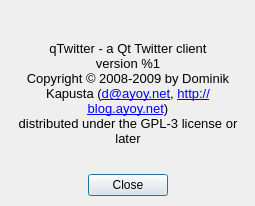
Above: ui/about.ui from ayoy/qtwitter before the change. Below: the same form after it.
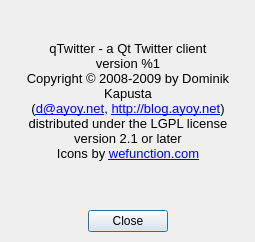
That is the form after the change. Icons and pictures are not drawn.

Commit message: Switched to LGPL license, about dialog updated and icons' credits added.

```diff
--- a/ui/about.ui
+++ b/ui/about.ui
@@ -7,7 +7,7 @@
     <x>0</x>
     <y>0</y>
     <width>255</width>
-    <height>206</height>
+    <height>242</height>
    </rect>
   </property>
   <property name="sizePolicy">
@@ -19,13 +19,13 @@
   <property name="minimumSize">
    <size>
     <width>255</width>
-    <height>206</height>
+    <height>242</height>
    </size>
   </property>
   <property name="maximumSize">
    <size>
     <width>255</width>
-    <height>206</height>
+    <height>280</height>
    </size>
   </property>
   <property name="windowTitle">
@@ -126,6 +126,11 @@
        </disabled>
       </palette>
      </property>
+     <property name="font">
+      <font>
+       <pointsize>10</pointsize>
+      </font>
+     </property>
      <property name="frameShape">
       <enum>QFrame::NoFrame</enum>
      </property>
@@ -139,11 +144,14 @@
       <string>&lt;!DOCTYPE HTML PUBLIC &quot;-//W3C//DTD HTML 4.0//EN&quot; &quot;http://www.w3.org/TR/REC-html40/strict.dtd&quot;&gt;
 &lt;html&gt;&lt;head&gt;&lt;meta name=&quot;qrichtext&quot; content=&quot;1&quot; /&gt;&lt;style type=&quot;text/css&quot;&gt;
 p, li { white-space: pre-wrap; }
-&lt;/style&gt;&lt;/head&gt;&lt;body style=&quot; font-family:'Lucida Grande'; font-size:13pt; font-weight:400; font-style:normal;&quot;&gt;
-&lt;p align=&quot;center&quot; style=&quot; margin-top:0px; margin-bottom:0px; margin-left:0px; margin-right:0px; -qt-block-indent:0; text-indent:0px;&quot;&gt;&lt;span style=&quot; font-size:10pt;&quot;&gt;qTwitter - a Qt Twitter client&lt;/span&gt;&lt;/p&gt;
-&lt;p align=&quot;center&quot; style=&quot; margin-top:0px; margin-bottom:0px; margin-left:0px; margin-right:0px; -qt-block-indent:0; text-indent:0px;&quot;&gt;&lt;span style=&quot; font-size:10pt;&quot;&gt;version %1&lt;/span&gt;&lt;/p&gt;
-&lt;p align=&quot;center&quot; style=&quot; margin-top:0px; margin-bottom:0px; margin-left:0px; margin-right:0px; -qt-block-indent:0; text-indent:0px;&quot;&gt;&lt;span style=&quot; font-size:10pt;&quot;&gt;Copyright © 2008-2009 by Dominik Kapusta (&lt;/span&gt;&lt;a href=&quot;mailto:d@ayoy.net&quot;&gt;&lt;span style=&quot; font-size:10pt; text-decoration: underline; color:#0000ff;&quot;&gt;d@ayoy.net&lt;/span&gt;&lt;/a&gt;&lt;span style=&quot; font-size:10pt;&quot;&gt;, &lt;/span&gt;&lt;a href=&quot;http://blog.ayoy.net&quot;&gt;&lt;span style=&quot; font-size:10pt; text-decoration: underline; color:#0000ff;&quot;&gt;http://blog.ayoy.net&lt;/span&gt;&lt;/a&gt;&lt;span style=&quot; font-size:10pt;&quot;&gt;)&lt;/span&gt;&lt;/p&gt;
-&lt;p align=&quot;center&quot; style=&quot; margin-top:0px; margin-bottom:0px; margin-left:0px; margin-right:0px; -qt-block-indent:0; text-indent:0px;&quot;&gt;&lt;span style=&quot; font-size:10pt;&quot;&gt;distributed under the GPL-3 license or later&lt;/span&gt;&lt;/p&gt;&lt;/body&gt;&lt;/html&gt;</string>
+&lt;/style&gt;&lt;/head&gt;&lt;body style=&quot; font-family:'Lucida Grande'; font-size:10pt; font-weight:400; font-style:normal;&quot;&gt;
+&lt;p align=&quot;center&quot; style=&quot; margin-top:0px; margin-bottom:0px; margin-left:0px; margin-right:0px; -qt-block-indent:0; text-indent:0px;&quot;&gt;qTwitter - a Qt Twitter client&lt;/p&gt;
+&lt;p align=&quot;center&quot; style=&quot; margin-top:0px; margin-bottom:0px; margin-left:0px; margin-right:0px; -qt-block-indent:0; text-indent:0px;&quot;&gt;version %1&lt;/p&gt;
+&lt;p align=&quot;center&quot; style=&quot; margin-top:0px; margin-bottom:0px; margin-left:0px; margin-right:0px; -qt-block-indent:0; text-indent:0px;&quot;&gt;Copyright © 2008-2009 by Dominik Kapusta&lt;/p&gt;
+&lt;p align=&quot;center&quot; style=&quot; margin-top:0px; margin-bottom:0px; margin-left:0px; margin-right:0px; -qt-block-indent:0; text-indent:0px;&quot;&gt;(&lt;a href=&quot;mailto:d@ayoy.net&quot;&gt;&lt;span style=&quot; text-decoration: underline; color:#0000ff;&quot;&gt;d@ayoy.net&lt;/span&gt;&lt;/a&gt;, &lt;a href=&quot;http://blog.ayoy.net&quot;&gt;&lt;span style=&quot; text-decoration: underline; color:#0000ff;&quot;&gt;http://blog.ayoy.net&lt;/span&gt;&lt;/a&gt;)&lt;/p&gt;
+&lt;p align=&quot;center&quot; style=&quot; margin-top:0px; margin-bottom:0px; margin-left:0px; margin-right:0px; -qt-block-indent:0; text-indent:0px;&quot;&gt;distributed under the LGPL license&lt;/p&gt;
+&lt;p align=&quot;center&quot; style=&quot; margin-top:0px; margin-bottom:0px; margin-left:0px; margin-right:0px; -qt-block-indent:0; text-indent:0px;&quot;&gt;version 2.1 or later&lt;/p&gt;
+&lt;p align=&quot;center&quot; style=&quot; margin-top:0px; margin-bottom:0px; margin-left:0px; margin-right:0px; -qt-block-indent:0; text-indent:0px;&quot;&gt;Icons by &lt;a href=&quot;http://wefunction.com/2008/07/function-free-icon-set/&quot;&gt;&lt;span style=&quot; text-decoration: underline; color:#0000ff;&quot;&gt;wefunction.com&lt;/span&gt;&lt;/a&gt;&lt;/p&gt;&lt;/body&gt;&lt;/html&gt;</string>
      </property>
      <property name="openExternalLinks">
       <bool>true</bool>
```
The commit also changes 37 other files.
